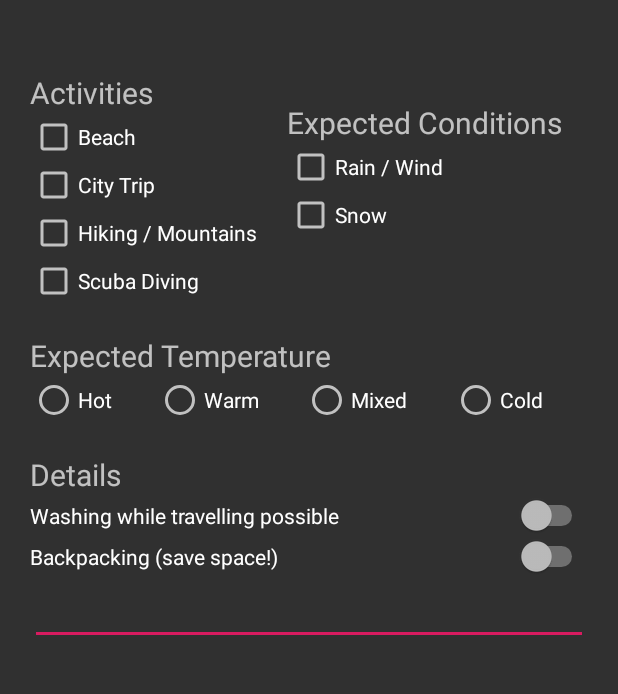
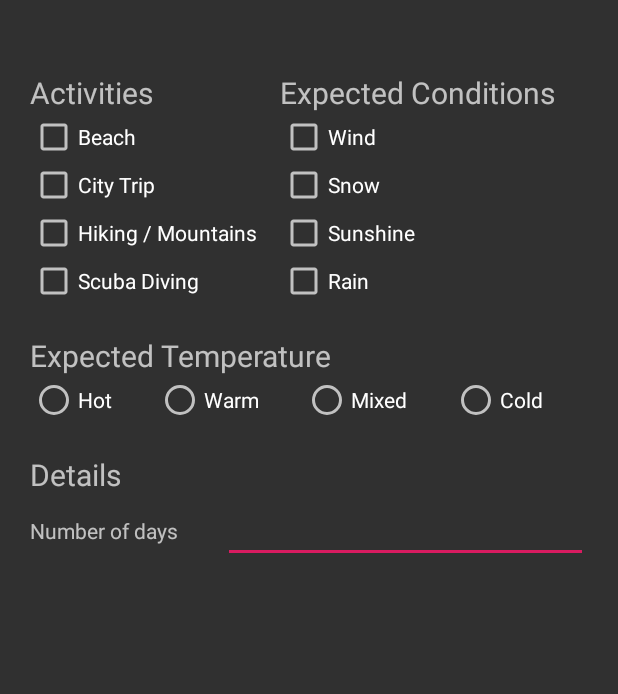
Before and after one commit to melanie-fuchs/PackingList, an Android app: the screen it shows after launch (MainActivity), on a phone screen of 412 x 824 dp, the part 255-949 px from its top. Run offline under Robolectric (Android 15) with nearby library versions, the phone set to English and light mode, and no system bars.

Commit message:
working on the gui

```diff
--- a/app/src/main/res/layout/activity_main.xml
+++ b/app/src/main/res/layout/activity_main.xml
@@ -68,19 +68,18 @@
         <LinearLayout
             android:layout_width="wrap_content"
             android:layout_height="match_parent"
-            android:layout_marginLeft="20dp"
+            android:layout_marginLeft="15dp"
             android:orientation="vertical">
 
             <TextView
                 android:id="@+id/mainTitleExpectedConditions"
                 android:layout_width="match_parent"
                 android:layout_height="wrap_content"
-                android:layout_marginTop="20dp"
                 android:text="@string/mainTitleExpectedConditions"
                 android:textSize="20sp" />
 
             <CheckBox
-                android:id="@+id/checkBoxRainWind"
+                android:id="@+id/checkBoxWind"
                 android:layout_width="match_parent"
                 android:layout_height="wrap_content"
                 android:text="@string/checkBoxRainWind" />
@@ -90,6 +89,18 @@
                 android:layout_width="match_parent"
                 android:layout_height="wrap_content"
                 android:text="@string/checkBoxSnow" />
+
+            <CheckBox
+                android:id="@+id/checkBoxSunshine"
+                android:layout_width="match_parent"
+                android:layout_height="wrap_content"
+                android:text="@string/checkBoxSunshine" />
+
+            <CheckBox
+                android:id="@+id/checkBoxRain"
+                android:layout_width="match_parent"
+                android:layout_height="wrap_content"
+                android:text="@string/checkBoxRain" />
 
         </LinearLayout>
 
@@ -146,21 +157,26 @@
         android:text="@string/mainTitleExpectedDetails"
         android:textSize="20dp" />
 
-    <Switch
-        android:id="@+id/switchWashing"
+    <LinearLayout
         android:layout_width="match_parent"
-        android:layout_height="wrap_content"
-        android:text="@string/switchWashing" />
+        android:layout_height="match_parent"
+        android:orientation="horizontal">
 
-    <Switch
-        android:id="@+id/switchBackpacking"
-        android:layout_width="match_parent"
-        android:layout_height="wrap_content"
-        android:text="@string/switchBackpacking" />
+        <TextView
+            android:id="@+id/textViewNumberOfDays"
+            android:layout_width="wrap_content"
+            android:layout_height="wrap_content"
+            android:layout_weight="1"
+            android:text="@string/textViewNumberOfDays" />
 
-    <EditText
-        android:id="@+id/edittextDays"
-        android:layout_width="match_parent"
-        android:layout_height="wrap_content" />
+        <EditText
+            android:id="@+id/editTextNumberOfDays"
+            android:layout_width="wrap_content"
+            android:layout_height="wrap_content"
+            android:layout_weight="1"
+            android:ems="10"
+            android:inputType="number" />
+
+    </LinearLayout>
 
 </LinearLayout>
--- a/app/src/main/res/values/strings.xml
+++ b/app/src/main/res/values/strings.xml
@@ -8,7 +8,7 @@
     <string name="mainTitlePurposeOfJourney">Activities</string>
     <string name="checkBoxCityTrip">City Trip</string>
     <string name="mainTitleExpectedConditions">Expected Conditions</string>
-    <string name="checkBoxRainWind">Rain / Wind</string>
+    <string name="checkBoxRainWind">Wind</string>
     <string name="checkBoxSnow">Snow</string>
     <string name="mainTitleExpectedTemperature">Expected Temperature</string>
     <string name="radioButtonTempHot">Hot</string>
@@ -18,4 +18,7 @@
     <string name="mainTitleExpectedDetails">Details</string>
     <string name="switchWashing">Washing while travelling possible</string>
     <string name="switchBackpacking">Backpacking (save space!)</string>
+    <string name="textViewNumberOfDays">Number of days</string>
+    <string name="checkBoxSunshine">Sunshine</string>
+    <string name="checkBoxRain">Rain</string>
 </resources>
```
